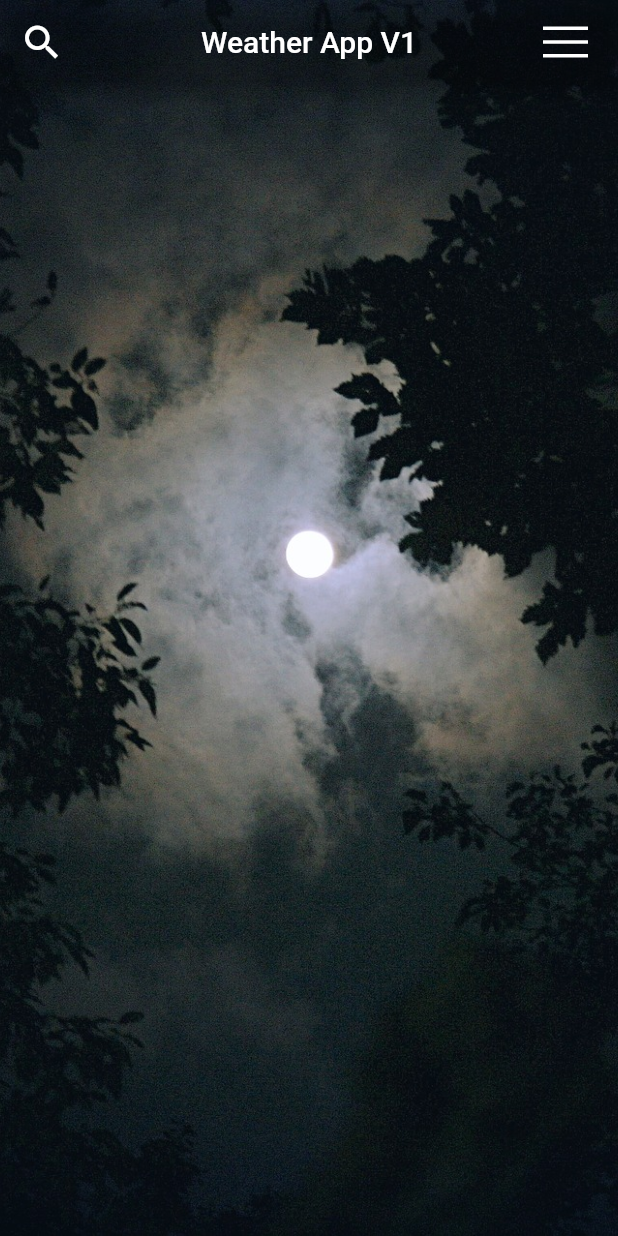
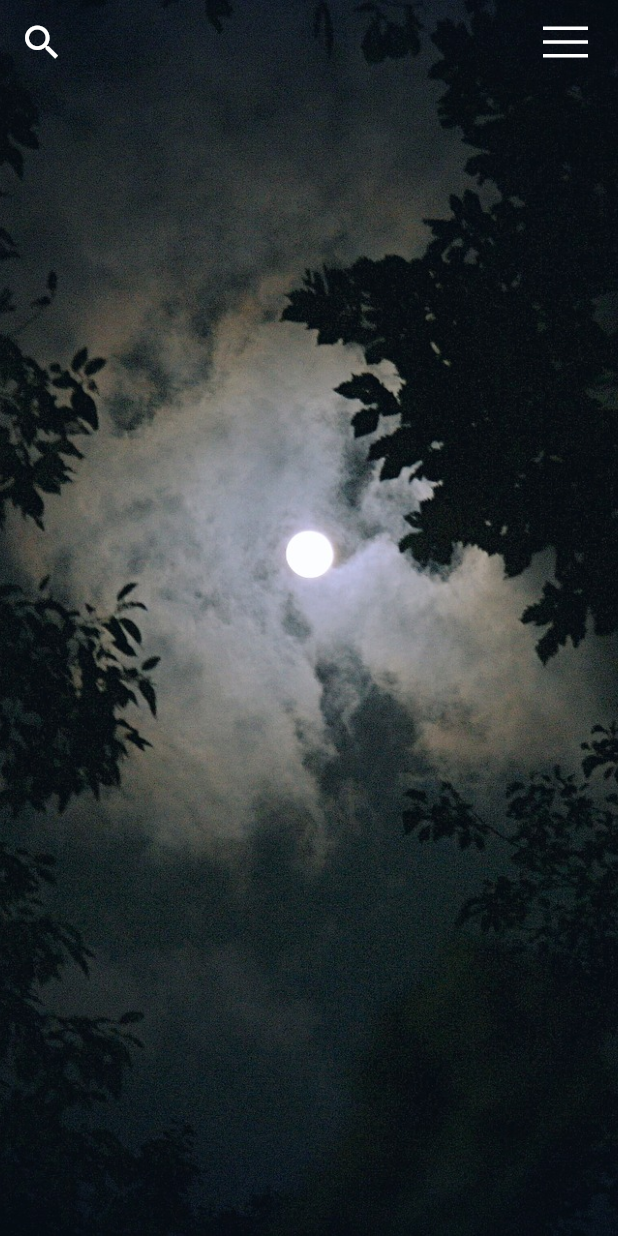
Before and after one commit to cmtanvirulislam/Weather_App_V1, a Flutter app: the screen it shows after launch, on a phone screen of 412 x 824 dp. Run offline on Flutter 3.47's test engine with Material 2 defaults, Android fonts, the phone set to English and light mode, and no system bars; our stand-ins replace flutter_svg, google_fonts.

Commit message:
elevation added in apbar for remove shadow

```diff
--- a/lib/weather.dart
+++ b/lib/weather.dart
@@ -9,8 +9,9 @@ class WeatherApp extends StatelessWidget {
       extendBodyBehindAppBar: true,
       appBar: AppBar(
         centerTitle: true,
-        title: Text('Weather App V1'),
+        title: Text(''),
         backgroundColor: Colors.transparent,
+        elevation: 0,
         leading: IconButton(
           icon: Icon(
             Icons.search,
```
